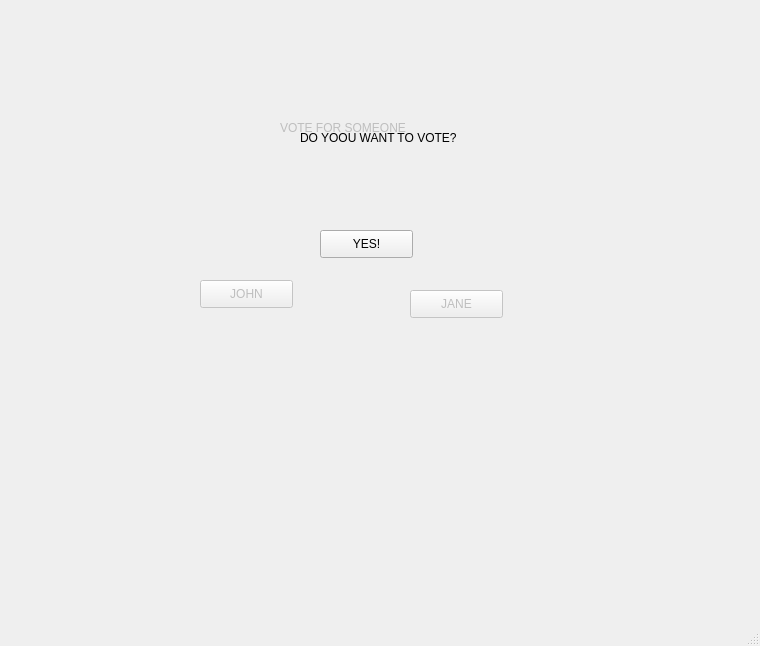
Qt form voting_view.ui (Mjames951/voter-booth) before a commit.
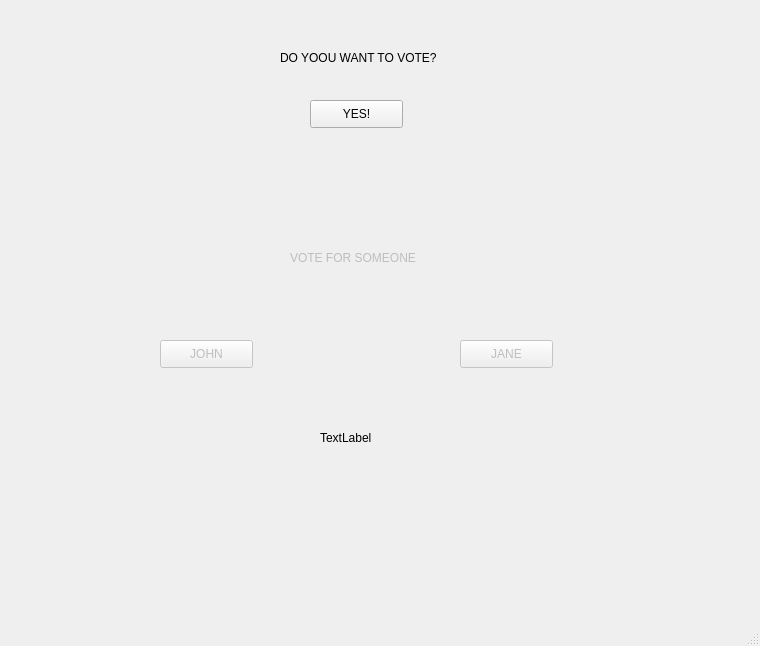
The same form after that commit.

Commit message: prototype 2 option voting

Patch:
```diff
--- a/voting_view.ui
+++ b/voting_view.ui
@@ -20,8 +20,8 @@
     </property>
     <property name="geometry">
      <rect>
-      <x>200</x>
-      <y>280</y>
+      <x>160</x>
+      <y>340</y>
       <width>93</width>
       <height>28</height>
      </rect>
@@ -36,8 +36,8 @@
     </property>
     <property name="geometry">
      <rect>
-      <x>410</x>
-      <y>290</y>
+      <x>460</x>
+      <y>340</y>
       <width>93</width>
       <height>28</height>
      </rect>
@@ -52,8 +52,8 @@
     </property>
     <property name="geometry">
      <rect>
-      <x>280</x>
-      <y>120</y>
+      <x>290</x>
+      <y>250</y>
       <width>251</width>
       <height>16</height>
      </rect>
@@ -65,8 +65,8 @@
    <widget class="QLabel" name="label">
     <property name="geometry">
      <rect>
-      <x>300</x>
-      <y>130</y>
+      <x>280</x>
+      <y>50</y>
       <width>201</width>
       <height>16</height>
      </rect>
@@ -78,8 +78,8 @@
    <widget class="QPushButton" name="pushButton">
     <property name="geometry">
      <rect>
-      <x>320</x>
-      <y>230</y>
+      <x>310</x>
+      <y>100</y>
       <width>93</width>
       <height>28</height>
      </rect>
@@ -88,6 +88,19 @@
      <string>YES!</string>
     </property>
    </widget>
+   <widget class="QLabel" name="description">
+    <property name="geometry">
+     <rect>
+      <x>320</x>
+      <y>430</y>
+      <width>55</width>
+      <height>16</height>
+     </rect>
+    </property>
+    <property name="text">
+     <string>TextLabel</string>
+    </property>
+   </widget>
   </widget>
   <widget class="QMenuBar" name="menubar">
    <property name="geometry">
```
The commit also changes 2 other files.
